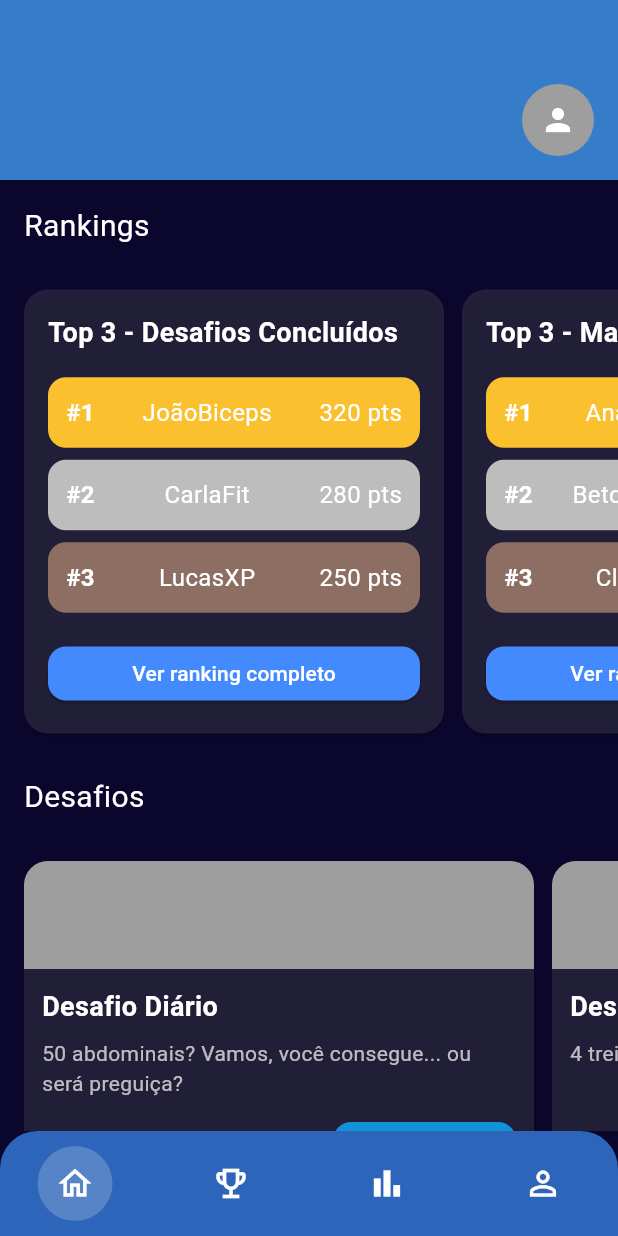
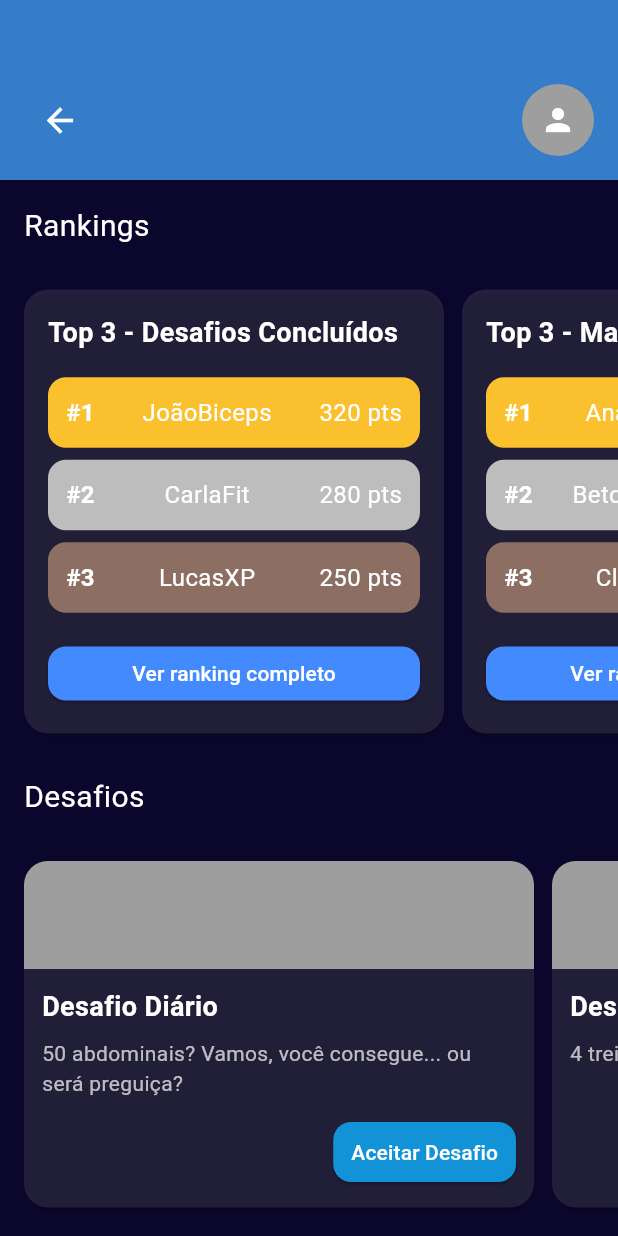
Before and after one commit to Mathprimus/app_monster, a Flutter app: the LoginScreen screen opened by its route, after a tap on "Login", on a phone screen of 412 x 824 dp. Run offline on Flutter 3.47's test engine with Material 3 defaults, Android fonts, the phone set to English and light mode, and no system bars; our stand-ins replace brasil_fields, cloud_firestore, connectivity_plus, email_validator, firebase_auth, firebase_core and 1 more; missing offline and left inert: firebase_app_check; accounts and stored records are empty; network calls fail.

Commit message:
Corrigindo detalhes

```diff
--- a/lib/main.dart
+++ b/lib/main.dart
@@ -1,17 +1,17 @@
-import 'package:app_monster/screens/challenge_screen.dart';
 import 'package:app_monster/screens/perfil_screen.dart';
 import 'package:app_monster/screens/register_screen.dart';
 import 'package:app_monster/screens/reset_screen.dart';
 import 'package:app_monster/screens/ranking_screen.dart';
 import 'package:app_monster/screens/challenges_ranking_screen.dart';
 import 'package:app_monster/screens/gossip_ranking_screen.dart';
+import 'package:app_monster/screens/challenge_screen.dart';
+import 'package:app_monster/screens/home_screen.dart';
 import 'package:firebase_app_check/firebase_app_check.dart';
 import 'package:flutter/material.dart';
 import 'package:firebase_core/firebase_core.dart';
 import 'package:connectivity_plus/connectivity_plus.dart';
 import 'package:http/http.dart' as http;
 import 'package:app_monster/screens/login_screen.dart';
-import 'package:app_monster/screens/menu_screen.dart';
 
 void main() async {
   WidgetsFlutterBinding.ensureInitialized();
@@ -29,13 +29,13 @@ class MyApp extends StatelessWidget {
       routes: {
         'loading': (context) => LoadingScreen(),
         'login': (context) => LoginScreen(),
-        'menu': (context) => MenuScreen(),
+        'home': (context) => const HomeScreen(),
+        'challenges': (context) => const ChallengeScreen(),
+        'ranking': (context) => const RankingScreen(),
+        'perfil': (context) => TelaPerfil(),
         'error': (context) => NoConnectionScreen(),
         'register': (context) => RegisterScreen(),
         'reset': (context) => ResetScreen(),
-        'perfil': (context) => TelaPerfil(),
-        'ranking': (context) => const RankingScreen(),
-        'challenges': (context) => const ChallengeScreen(),
         'challenges-ranking': (context) => const ChallengesRankingScreen(),
         'gossip-ranking': (context) => const GossipRankingScreen(),
       },
--- a/lib/screens/login_screen.dart
+++ b/lib/screens/login_screen.dart
@@ -26,7 +26,7 @@ class _LoginScreenState extends State<LoginScreen> {
     //     final SnackBar snackBar = SnackBar(
     //         content: Text('Logado com sucesso!'), duration: Duration(seconds: 5));
     //     ScaffoldMessenger.of(context).showSnackBar(snackBar);
-        Navigator.pushNamed(context, 'menu');
+        Navigator.pushNamed(context, 'home');
 
     //     emailController.clear();
     //     senhaController.clear();
--- a/lib/widgets/custom_app_bar.dart
+++ b/lib/widgets/custom_app_bar.dart
@@ -8,12 +8,22 @@ class CustomAppBar extends StatelessWidget implements PreferredSizeWidget {
     return PreferredSize(
       preferredSize: const Size.fromHeight(120),
       child: Container(
-        height: 120, // Altura fixa para garantir 120px
+        height: 120,
         padding: const EdgeInsets.only(top: 40, left: 16, right: 16),
-        color: const Color.fromRGBO(54, 125, 201, 1), // Nova cor da barra
+        color: const Color.fromRGBO(54, 125, 201, 1),
         child: Row(
-          mainAxisAlignment: MainAxisAlignment.end,
+          mainAxisAlignment: MainAxisAlignment.spaceBetween,
           children: [
+            IconButton(
+              icon: const Icon(
+                Icons.arrow_back,
+                color: Colors.white,
+                size: 26,
+              ),
+              onPressed: () {
+                Navigator.pop(context);
+              },
+            ),
             GestureDetector(
               onTap: () {
                 Navigator.pushNamed(context, 'perfil');
```
